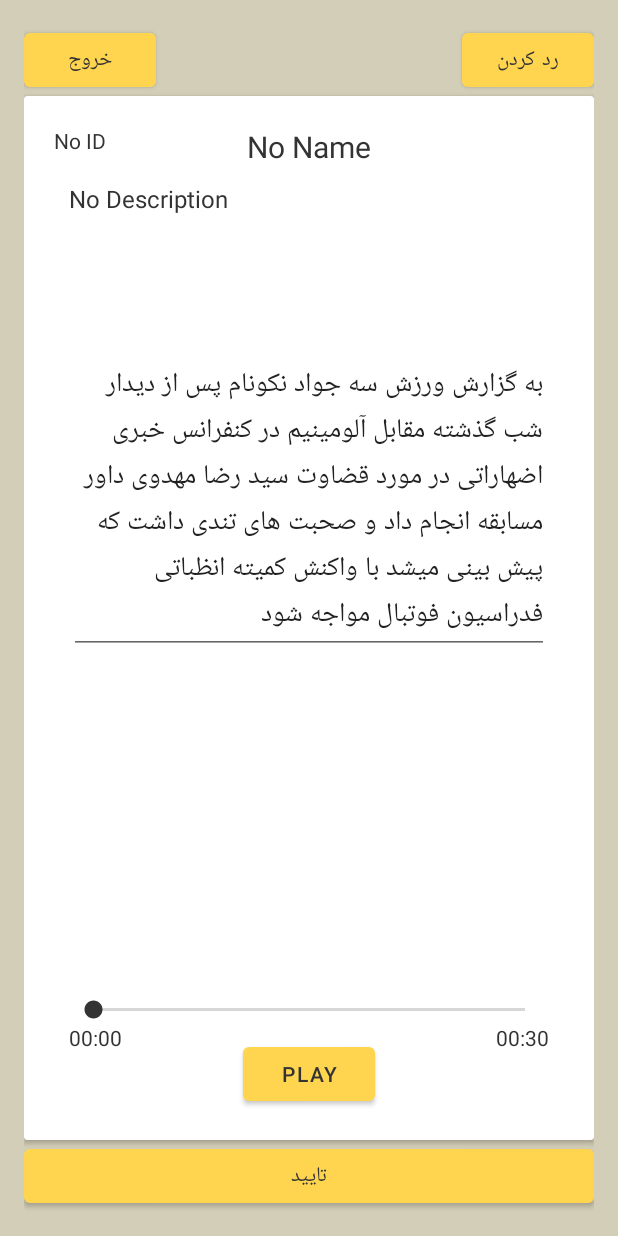
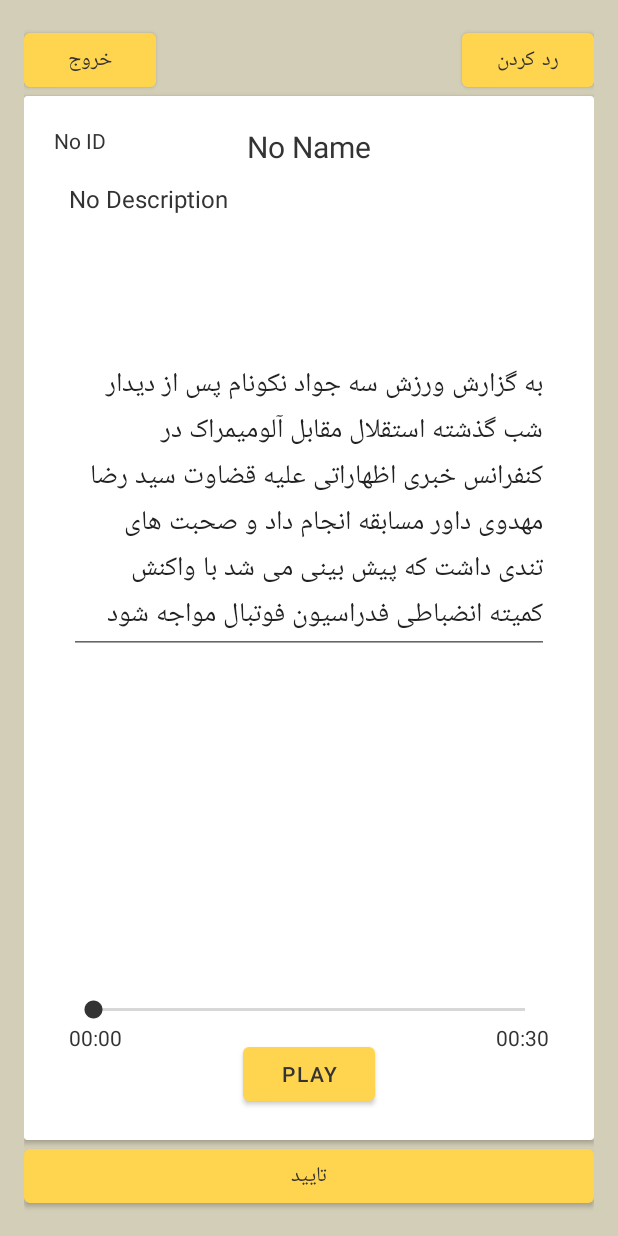
Before and after one commit to saeedsamie/Barchasb-Android-Application, an Android app: the ASRTaskFragment screen opened through its navigation route, on a phone screen of 412 x 824 dp. Run offline under Robolectric (Android 15) with nearby library versions, the phone set to English and light mode, and no system bars.

Commit message:
design: asr_text_template updated

```diff
--- a/app/src/main/res/values/strings.xml
+++ b/app/src/main/res/values/strings.xml
@@ -37,6 +37,6 @@
     <string name="sign_out_button_string">خروج از حساب کاربری</string>
     <string name="skip_button_string">رد کردن</string>
     <string name="leaderboard_title_string">جدول امتیازات</string>
-    <string name="asr_text_template">به گزارش ورزش سه جواد نکونام پس از دیدار شب گذشته مقابل آلومینیم در کنفرانس خبری اضهاراتی در مورد قضاوت سید رضا مهدوی داور مسابقه انجام داد و صحبت های تندی داشت که پیش بینی میشد با واکنش کمیته انظباتی فدراسیون فوتبال مواجه شود</string>
+    <string name="asr_text_template">به گزارش ورزش سه جواد نکونام پس از دیدار شب گذشته استقلال مقابل آلومیمراک در کنفرانس خبری اظهاراتی علیه قضاوت سید رضا مهدوی داور مسابقه انجام داد و صحبت های تندی داشت که پیش بینی می شد با واکنش کمیته انضباطی فدراسیون فوتبال مواجه شود</string>
     <string name="exit_button_string">خروج</string>
 </resources>
```
